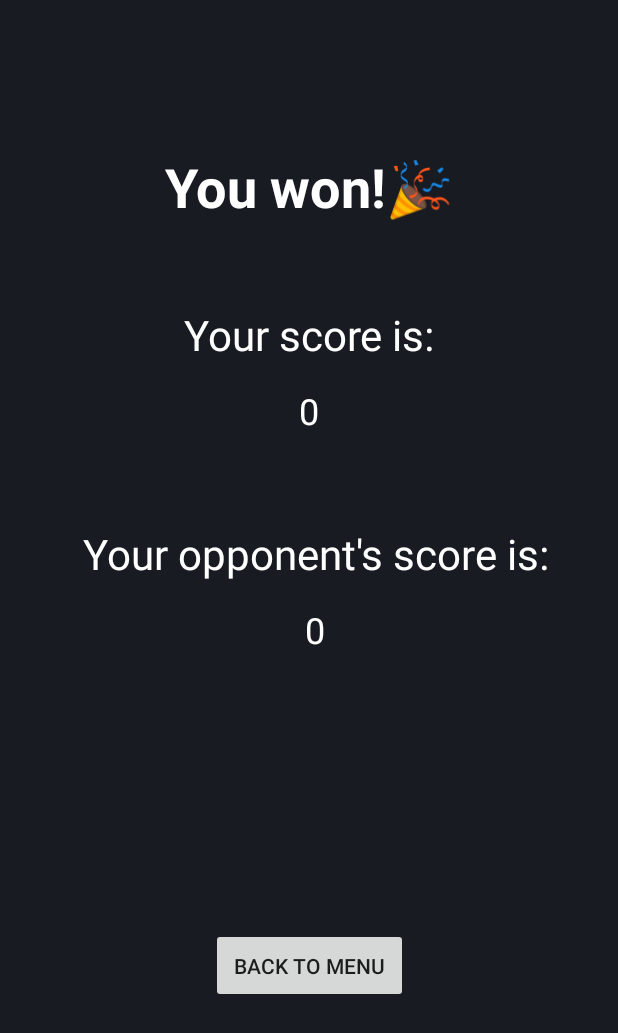
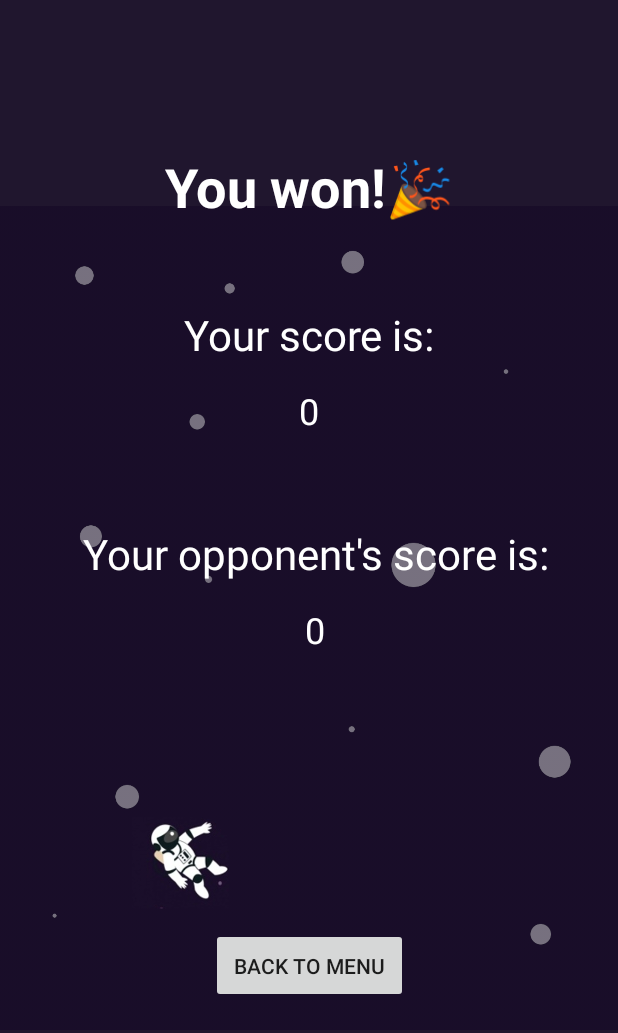
Before and after one commit to Augugrumi/SpaceRace, an Android app: the screen it shows after launch (EndMatchActivity), on a phone screen of 412 x 824 dp. Shown: the top 1033 px of the screen. Run offline under Robolectric (Android 15) with nearby library versions, the phone set to English and light mode, and no system bars; our stand-ins replace ButterKnife; libraries missing offline, so code that uses them is left out: com.luolc.emojirain; plain views replace EmojiRainLayout, MaterialFancyButton; 10 statements that could not run were skipped.

Commit message:
New changes

```diff
--- a/app/src/main/res/layout/activity_end_match.xml
+++ b/app/src/main/res/layout/activity_end_match.xml
@@ -6,15 +6,20 @@
     android:layout_width="match_parent"
     android:layout_height="match_parent"
     android:id="@+id/end_match_activity"
-    android:background="@color/mainBg">
+    android:background="@color/end_match_bg">
 
     <android.support.constraint.ConstraintLayout
         android:id="@+id/end_match_costraint"
         android:layout_width="match_parent"
         android:layout_height="match_parent"
-        android:background="@color/mainBg"
         android:fitsSystemWindows="true"
         android:orientation="vertical">
+
+        <ImageView
+            android:id="@+id/bg_image"
+            android:layout_width="wrap_content"
+            android:layout_height="wrap_content"
+            app:srcCompat="@drawable/end_match_bg" />
 
         <TextView
             android:id="@+id/end_string"
--- a/app/src/main/res/values/colors.xml
+++ b/app/src/main/res/values/colors.xml
@@ -17,5 +17,6 @@
     <color name="slide4Bg">#00006c</color>
 
     <color name="mainBg">#181b22</color>
+    <color name="end_match_bg">#20162e</color>
 
 </resources>
```
Also changed, not shown: app/src/main/res/drawable/end_match_bg.png (added).
